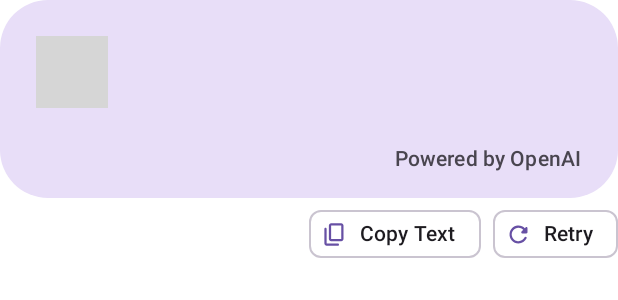
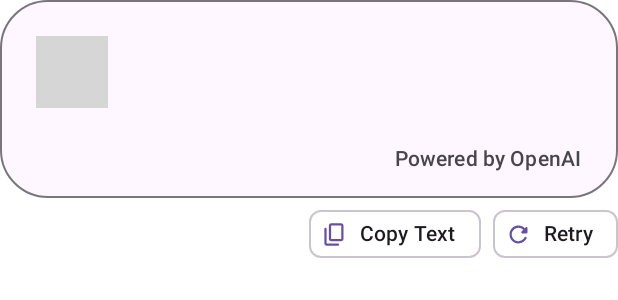
Before and after one commit to najmus-sakib-hossain/gpt-mobile, an Android app built with Jetpack Compose: the @Preview function OpponentChatBubblePreview, on a phone screen of 412 x 824 dp. Shown: the top 300 px of the screen. Run offline under Robolectric (Android 15) with nearby library versions, the phone set to English and light mode, and no system bars; libraries missing offline, so code that uses them is left out: dev.jeziellago.compose; 1 statement that could not run was skipped; grey boxes are pictures that could not be loaded.

Commit message:
feat: add border to chat bubble cards for improved visual distinction

```diff
--- a/app/src/main/kotlin/dev/chungjungsoo/gptmobile/presentation/ui/chat/ChatBubble.kt
+++ b/app/src/main/kotlin/dev/chungjungsoo/gptmobile/presentation/ui/chat/ChatBubble.kt
@@ -1,6 +1,7 @@
 package dev.chungjungsoo.gptmobile.presentation.ui.chat
 
 import android.text.util.Linkify
+import androidx.compose.foundation.BorderStroke
 import androidx.compose.foundation.layout.Box
 import androidx.compose.foundation.layout.Column
 import androidx.compose.foundation.layout.Row
@@ -54,7 +55,8 @@ fun UserChatBubble(
         Card(
             modifier = modifier,
             shape = RoundedCornerShape(32.dp),
-            colors = cardColor
+            colors = cardColor,
+            border = BorderStroke(1.dp, MaterialTheme.colorScheme.outline)
         ) {
             MarkdownText(
                 modifier = Modifier.padding(16.dp),
@@ -85,17 +87,18 @@ fun OpponentChatBubble(
     onRetryClick: () -> Unit = {}
 ) {
     val cardColor = CardColors(
-        containerColor = MaterialTheme.colorScheme.secondaryContainer,
-        contentColor = MaterialTheme.colorScheme.onSecondaryContainer,
-        disabledContentColor = MaterialTheme.colorScheme.secondaryContainer.copy(alpha = 0.38f),
-        disabledContainerColor = MaterialTheme.colorScheme.onSecondaryContainer.copy(alpha = 0.38f)
+        containerColor = MaterialTheme.colorScheme.background,
+        contentColor = MaterialTheme.colorScheme.onBackground,
+        disabledContentColor = MaterialTheme.colorScheme.primaryContainer,
+        disabledContainerColor = MaterialTheme.colorScheme.onPrimaryContainer
     )
 
     Column(modifier = modifier) {
         Column(horizontalAlignment = Alignment.End) {
             Card(
                 shape = RoundedCornerShape(32.dp),
-                colors = cardColor
+                colors = cardColor,
+                border = BorderStroke(1.dp, MaterialTheme.colorScheme.outline)
             ) {
                 MarkdownText(
                     modifier = Modifier.padding(24.dp),
```
